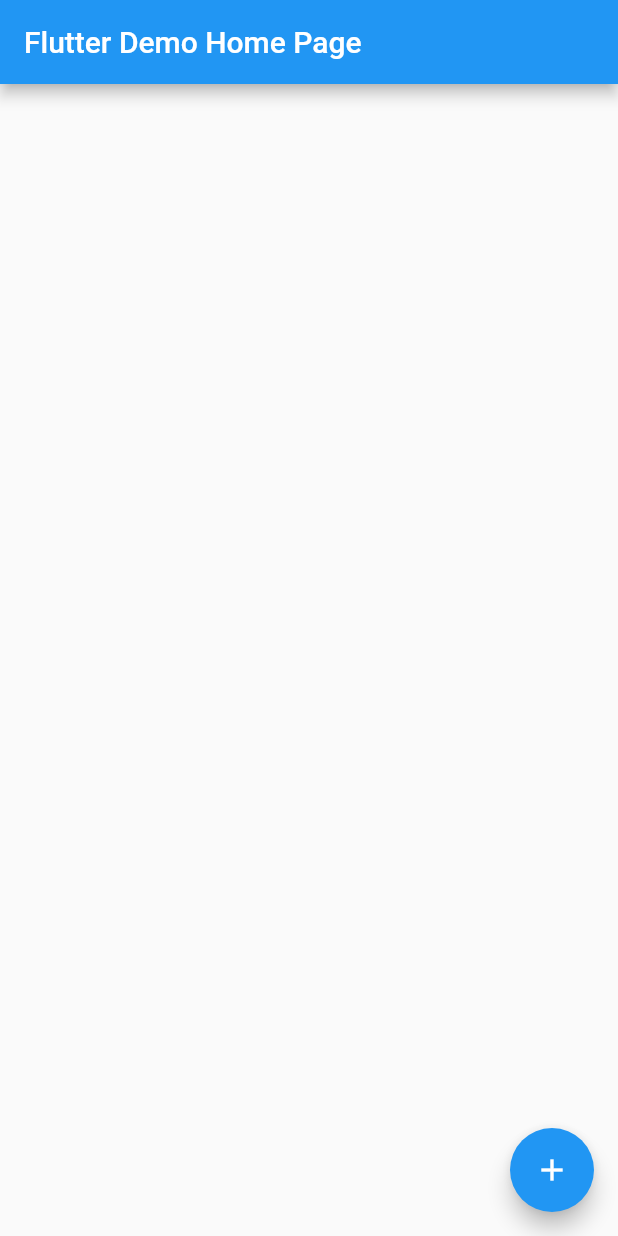
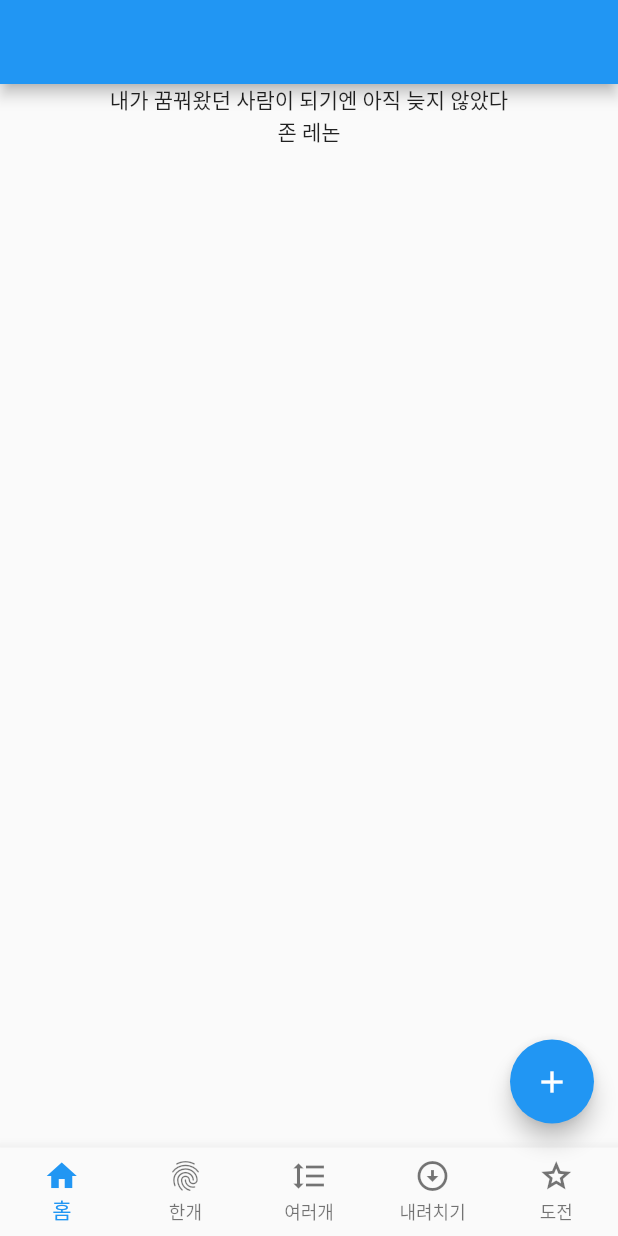
Before and after one commit to kimchungdo/TicQuitar, a Flutter app: the screen it shows after launch, on a phone screen of 412 x 824 dp. Run offline on Flutter 3.47's test engine with Material 2 defaults, Android fonts, the phone set to English and light mode, and no system bars.

Commit message:
add main's goodWord init

```diff
--- a/lib/main.dart
+++ b/lib/main.dart
@@ -1,3 +1,5 @@
+import 'dart:math';
+
 import 'package:flutter/material.dart';
 
 void main() {
@@ -14,36 +16,103 @@
       theme: ThemeData(
         primarySwatch: Colors.blue,
       ),
-      home: const MyHomePage(title: 'Flutter Demo Home Page'),
+      home: const MyHomePage(),
     );
   }
 }
 
 class MyHomePage extends StatefulWidget {
-  const MyHomePage({Key? key, required this.title}) : super(key: key);
-
-  final String title;
+  const MyHomePage({Key? key}) : super(key: key);
 
   @override
   State<MyHomePage> createState() => _MyHomePageState();
 }
 
 class _MyHomePageState extends State<MyHomePage> {
+  int currentIndex = 0;          //BottomNavigation Bar 식별 Index
+
 
   @override
   Widget build(BuildContext context) {
     return Scaffold(
       appBar: AppBar(
-        title: Text(widget.title),
       ),
-      body: Center(
-        child: Container(),
-      ),
+      body: getPage(),
+
       floatingActionButton: FloatingActionButton(
         onPressed: (){},
         tooltip: 'Increment',
         child: const Icon(Icons.add),
       ),
+      bottomNavigationBar: BottomNavigationBar(
+        type: BottomNavigationBarType.fixed,
+        items: const [
+          BottomNavigationBarItem(
+            icon: Icon(Icons.home),
+            label: "홈"
+          ),
+          BottomNavigationBarItem(
+              icon: Icon(Icons.fingerprint),
+              label: "한개"
+          ),
+          BottomNavigationBarItem(
+              icon: Icon(Icons.format_line_spacing),
+              label: "여러개"
+          ),
+          BottomNavigationBarItem(
+              icon: Icon(Icons.arrow_circle_down_sharp),
+              label: "내려치기"
+          ),
+          BottomNavigationBarItem(
+              icon: Icon(Icons.grade_outlined),
+              label: "도전"
+          ),
+        ],
+        currentIndex: currentIndex,
+        onTap: (idx){
+          setState((){
+            currentIndex = idx;
+          });
+        }
+      ),
     );
   }
+
+
+  Widget getPage(){
+    if(currentIndex == 0){
+      return buildHomePage();
+    }else if(currentIndex == 1){
+      return Container();
+    }else if(currentIndex == 2){
+      return Container();
+    }else if(currentIndex == 3){
+      return Container();
+    }else{
+      return Container();
+    }
+  }
+
+  List<String> goodWords = ["얼터네이트 피킹을 배우는게 정말 어려웠다.\n 평생 못할줄 알았다",
+    "내가 꿈꿔왔던 사람이 되기엔 아직 늦지 않았다",
+    "기타는 쉬워요. 손가락 5개, 기타줄 6개, 엉덩이 1개만 있으면 됩니다"];
+  List<String> whoSayThat = ["폴 길버트", "존 레논", "키스 리차드"];
+  int todayGoodWord = 0;
+
+
+  Widget buildHomePage(){
+    todayGoodWord = Random().nextInt(goodWords.length);
+
+    return Container(
+      child: Center(
+        child: Column(
+          children: [
+            Text(goodWords[todayGoodWord]),
+            Text(whoSayThat[todayGoodWord])
+          ],
+        ),
+      ),
+    );
+  }
+
 }
```
